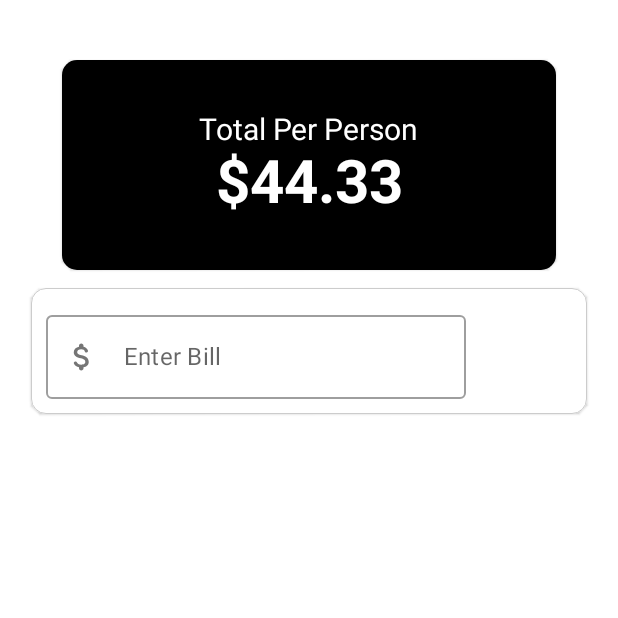
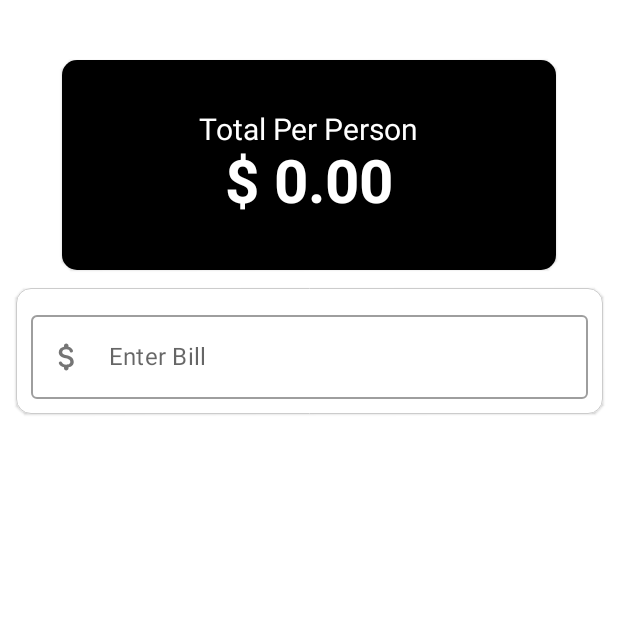
Before and after one commit to maykhid/tip_app, an Android app built with Jetpack Compose: the screen it shows after launch (MainActivity), on a phone screen of 412 x 824 dp, the top half of it. Run offline under Robolectric (Android 15) with nearby library versions, the phone set to English and light mode, and no system bars.

Commit message:
complete tip calculator app

```diff
--- a/app/src/main/java/com/example/tipapp/MainActivity.kt
+++ b/app/src/main/java/com/example/tipapp/MainActivity.kt
@@ -6,12 +6,15 @@ import androidx.activity.ComponentActivity
 import androidx.activity.compose.setContent
 import androidx.compose.foundation.BorderStroke
 import androidx.compose.foundation.background
-import androidx.compose.foundation.border
 import androidx.compose.foundation.layout.*
 import androidx.compose.foundation.shape.RoundedCornerShape
 import androidx.compose.foundation.text.KeyboardActions
 import androidx.compose.material.*
+import androidx.compose.material.icons.Icons
+import androidx.compose.material.icons.filled.Add
+import androidx.compose.material.icons.filled.Remove
 import androidx.compose.runtime.Composable
+import androidx.compose.runtime.MutableState
 import androidx.compose.runtime.mutableStateOf
 import androidx.compose.runtime.remember
 import androidx.compose.ui.Alignment
@@ -26,6 +29,7 @@ import androidx.compose.ui.unit.dp
 import androidx.compose.ui.unit.sp
 import com.example.tipapp.components.InputField
 import com.example.tipapp.ui.theme.TipAppTheme
+import com.example.tipapp.widgets.CircularIconButton
 
 class MainActivity : ComponentActivity() {
     override fun onCreate(savedInstanceState: Bundle?) {
@@ -46,10 +50,33 @@ class MainActivity : ComponentActivity() {
 
 @Composable
 fun TipView() {
+
+    val splitCounterState = remember {
+        mutableStateOf(1)
+    }
+
+
+    val tipAmountState = remember() {
+        mutableStateOf( 0.0)
+    }
+
+
+    val sliderPositionState = remember {
+        mutableStateOf(value = 0f)
+    }
+
+
+    val billState = remember {
+        mutableStateOf("")
+    }
+
+    val tipPercentage = (sliderPositionState.value * 100).toInt()
+
+    val billPerPersonValue = billState.value.ifEmpty { "0.0" }
+
+
     Column(modifier =
     Modifier
-        .fillMaxWidth()
-        .fillMaxHeight()
         .background(
             color = Color.White,
         ),
@@ -59,18 +86,29 @@ fun TipView() {
         Spacer(Modifier.height(40.dp))
 
         // total amount box
-        TotalAmountView()
+        TotalAmountView(
+            totalTip = calculateTotalPerPerson(
+            totalBill = billPerPersonValue.toDouble(),
+            splitBy = splitCounterState.value,
+            tipPercentage = tipPercentage
+        ))
 
         Spacer(Modifier.height(12.dp))
 
         // tip controls
-        TipControlView()
+        BillForm(modifier = Modifier,
+            splitCounterState = splitCounterState,
+            tipAmountState = tipAmountState,
+            sliderPositionState = sliderPositionState,
+            billState = billState,
+            tipPercentage = tipPercentage,
+        ) {}
 
     }
 }
 
 @Composable
-fun TotalAmountView() {
+fun TotalAmountView(totalTip: Double = 34.0) {
     Card(modifier = Modifier
         .fillMaxWidth(0.8f)
         .height(140.dp),
@@ -82,32 +120,41 @@ fun TotalAmountView() {
             horizontalAlignment = Alignment.CenterHorizontally
         ) {
             Text(text = "Total Per Person", style = TextStyle(fontSize = 20.sp, color = Color.White))
-            Text(text = "$44.33", style = TextStyle(fontSize = 40.sp, color = Color.White, fontWeight = FontWeight.Bold))
+            Text(text = "$ ${"%.2f".format(totalTip)}", style = TextStyle(fontSize = 40.sp, color = Color.White, fontWeight = FontWeight.Bold))
         }
     }
 }
 
-@Preview
-@Composable
-fun TipControlView() {
-    BillForm() {
-        billAmount -> Log.d("bill", "$billAmount")
-    }
-}
+//@Preview
+//@Composable
+//fun TipControlView() {
+//    BillForm() {
+//        billAmount -> Log.d("bill", billAmount)
+//    }
+//}
 
 @OptIn(ExperimentalComposeUiApi::class)
 @Composable
-fun BillForm(modifier: Modifier = Modifier, onValueChanged: (String) -> Unit) {
-    val billState = remember {
-        mutableStateOf("")
-    }
+fun BillForm(modifier: Modifier = Modifier,
+             splitCounterState : MutableState<Int>,
+             tipAmountState: MutableState<Double>,
+             sliderPositionState: MutableState<Float>,
+             tipPercentage: Int,
+             billState: MutableState<String>,
+             onValueChanged: (String) -> Unit) {
+
     val isValidState = remember(billState.value) {
         billState.value.trim().isNotEmpty()
     }
 
+
     val keyboardController = LocalSoftwareKeyboardController.current
-    Card(modifier = Modifier
-        .fillMaxWidth(0.9f),
+
+
+
+    Card(
+        modifier = modifier
+        .fillMaxWidth(0.95f),
         shape = RoundedCornerShape(10.dp),
         border = BorderStroke(
             width = 0.2.dp,
@@ -116,8 +163,7 @@ fun BillForm(modifier: Modifier = Modifier, onValueChanged: (String) -> Unit) {
 
         ) {
         Column(
-//            verticalArrangement = Arrangement.Top,
-//            horizontalAlignment = Alignment.CenterHorizontally
+            verticalArrangement = Arrangement.Top,
         ) {
             // text field
             InputField(
@@ -133,30 +179,82 @@ fun BillForm(modifier: Modifier = Modifier, onValueChanged: (String) -> Unit) {
                 }
             )
 
-            // split control
+            if (isValidState) {
+                Row( horizontalArrangement = Arrangement.SpaceBetween, modifier = Modifier.padding(horizontal = 10.dp)) {
+                    Text(text = "Split", modifier = Modifier.align(alignment = Alignment.CenterVertically))
 
-//                Box() {
-//                    Row(horizontalArrangement = Arrangement.SpaceEvenly) {
-//                        Text(text = "Split")
-//
-////                        Spacer(modifier =  Modifier.fillMaxWidth())
-//
-//                        Card(
-//                            Modifier
-//                                .height(50.dp)
-//                                .width(50.dp), backgroundColor = Color.Black) {
-//
-//                        }
-//                    }
-//                }
+                    Spacer(Modifier.fillMaxWidth(0.5F))
+
+                    Row() {
+                        CircularIconButton(icon = Icons.Default.Remove,
+                            onClick = {
+                                if (splitCounterState.value > 1) {
+                                    splitCounterState.value -= 1
+                                }
+                            }
+                        )
+
+                        Text(text = "${ splitCounterState.value }", modifier = Modifier.align(Alignment.CenterVertically))
+
+                        CircularIconButton(icon = Icons.Default.Add,
+                            onClick = {
+                                splitCounterState.value += 1
+                              }
+                        )
+                    }
+                }
+
+                // Tip Row
+
+                Row( horizontalArrangement = Arrangement.SpaceBetween, modifier = Modifier.padding(horizontal = 10.dp, vertical = 10.dp)) {
+                    Text(text = "Tip", modifier = Modifier.align(alignment = Alignment.CenterVertically))
+
+                    Spacer(Modifier.fillMaxWidth(0.75F))
 
 
-            // tip
+                    Text(text = "$ ${tipAmountState.value}", modifier = Modifier.align(Alignment.CenterVertically))
 
-            // tip seek
+                }
+
+                Column(
+                    horizontalAlignment = Alignment.CenterHorizontally,
+                    verticalArrangement = Arrangement.Center)
+                {
+                    Text(text = "$tipPercentage %")
+
+                    Spacer(modifier = Modifier.width(50.dp))
+
+                    Slider(
+                        modifier = Modifier.padding(horizontal = 10.dp),
+                        value = sliderPositionState.value, onValueChange = {
+                       newValue ->  sliderPositionState.value = newValue
+                            tipAmountState.value = calculateTipAmount(billState.value.toDouble(), tipPercentage)
+                    },
+                        steps = 5,
+                    )
+
+                }
+            } else {
+                Box() {
+
+                }
+            }
+
         }
+    }
+}
 
+fun calculateTipAmount(totalBill : Double, tipPercentage: Int) : Double {
+    return if (totalBill > 1 && totalBill.toString().isNotEmpty()) {
+        (totalBill * tipPercentage) / 100
+    } else {
+        0.0
     }
+}
+
+fun calculateTotalPerPerson(totalBill: Double, splitBy: Int, tipPercentage: Int): Double {
+    val bill = calculateTipAmount(totalBill, tipPercentage = tipPercentage) + totalBill
+    return (bill/splitBy)
 }
 
 
--- a/app/src/main/java/com/example/tipapp/components/Components.kt
+++ b/app/src/main/java/com/example/tipapp/components/Components.kt
@@ -1,5 +1,6 @@
 package com.example.tipapp.components
 
+import androidx.compose.foundation.layout.fillMaxWidth
 import androidx.compose.foundation.layout.padding
 import androidx.compose.foundation.text.KeyboardActions
 import androidx.compose.foundation.text.KeyboardOptions
@@ -30,7 +31,7 @@ fun InputField (
     onAction: KeyboardActions = KeyboardActions.Default
         ) {
     OutlinedTextField(value = valueState.value,
-        modifier = modifier.padding(10.dp),
+        modifier = modifier.padding(10.dp).fillMaxWidth(),
         onValueChange = {valueState.value = it},
         label = {Text(text = labelId)},
         leadingIcon = { Icon(imageVector = Icons.Rounded.AttachMoney, contentDescription = "Money Icon")},
```
Also changed, not shown: app/src/main/java/com/example/tipapp/widgets/CirclularIconButton.kt (added, +39 -0 lines).
